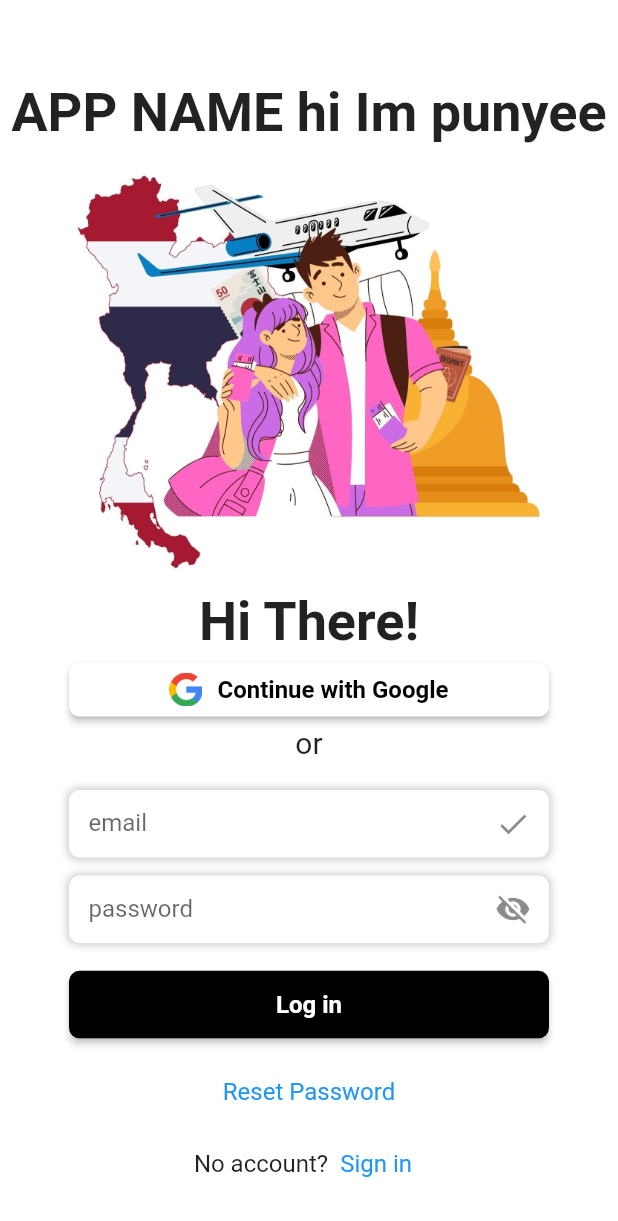
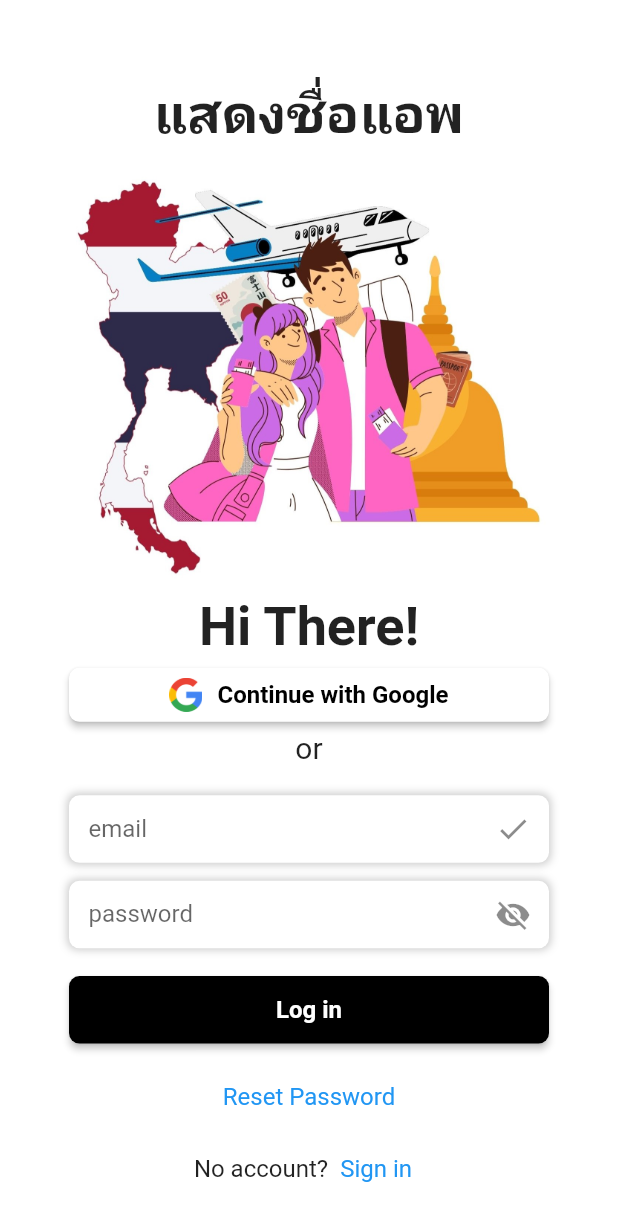
Before and after one commit to 17punchisama/flutter-travel-app, a Flutter app: the screen it shows after launch, on a phone screen of 412 x 824 dp. Shown: the top 1221 px of the screen. Run offline on Flutter 3.47's test engine with Material 2 defaults, Android fonts, the phone set to English and light mode, and no system bars.

Commit message:
change app name

```diff
--- a/lib/screen/start_screen.dart
+++ b/lib/screen/start_screen.dart
@@ -21,7 +21,7 @@ class StartScreen extends StatelessWidget {
 
                 const Text(
                   //showing app name
-                  'APP NAME hi Im punyee',
+                  'แสดงชื่อแอพ',
                   style: TextStyle(
                     fontWeight: FontWeight.bold,
                     fontSize: 36,
```
